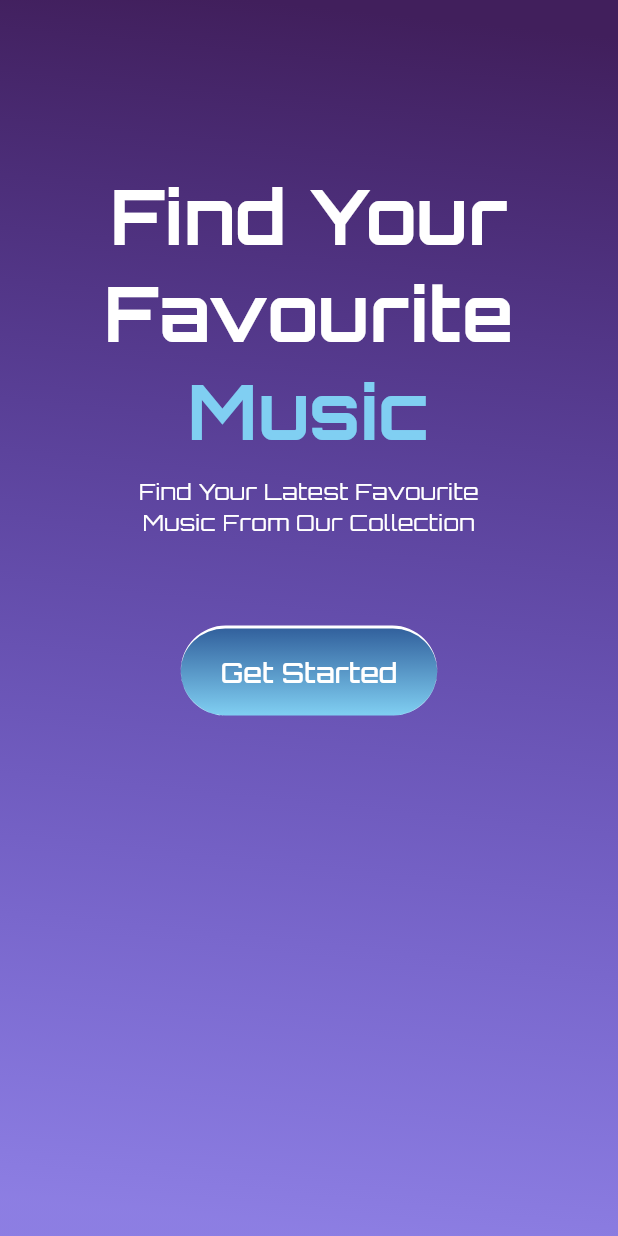
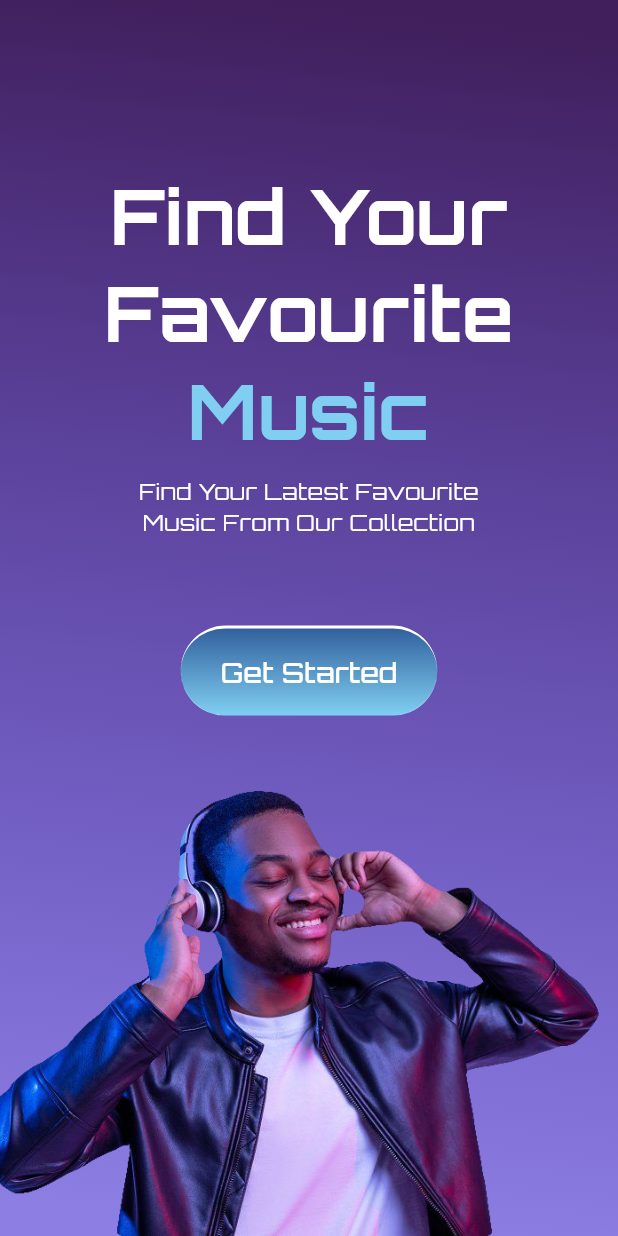
Before and after one commit to MeladShawky/Music-app, a Flutter app: the screen it shows after launch, on a phone screen of 412 x 824 dp. Run offline on Flutter 3.47's test engine with Material 3 defaults, Android fonts, the phone set to English and light mode, and no system bars.

Commit message:
desing on boarding page part 6 add image of on boarding page

```diff
--- a/lib/core/resources/assets_manger.dart
+++ b/lib/core/resources/assets_manger.dart
@@ -1,4 +1,5 @@
 class AssetsManger{
   static const pathImage='assets/images';
   static const logo='$pathImage/logo.png';
+  static const music='$pathImage/music.png';
 }
--- a/lib/features/on_boarding/screens/on_boarding_screen.dart
+++ b/lib/features/on_boarding/screens/on_boarding_screen.dart
@@ -1,7 +1,9 @@
 import 'package:flutter/material.dart';
 import 'package:music_app/core/resources/alignment_mangers.dart';
+import 'package:music_app/core/resources/assets_manger.dart';
 import 'package:music_app/core/resources/color_mangers.dart';
 import 'package:music_app/core/resources/height_values_mangers.dart';
+import 'package:music_app/core/resources/string_values.dart';
 import 'package:music_app/features/on_boarding/widgets/custom_button_on_boading_page.dart';
 import 'package:music_app/features/on_boarding/widgets/custom_sub_title_on_boarding_page.dart';
 import 'package:music_app/features/on_boarding/widgets/custom_title_on_boarding_page.dart';
@@ -33,7 +35,8 @@ class OnBoardingScreen extends StatelessWidget {
             SizedBox(height: HeightValuesMangers.h11),
             CustomSubTitleOnBoardingPage(),
             SizedBox(height: 58),
-            CustomButtonOnBoardingPage(),
+            CustomButtonOnBoardingPage(onPressed: (){}, text: StringValues.get_started,),
+            Expanded(child: Image(image: AssetImage(AssetsManger.music),fit: BoxFit.cover,))
           ],
         ),
       ),
--- a/lib/features/on_boarding/widgets/custom_button_on_boading_page.dart
+++ b/lib/features/on_boarding/widgets/custom_button_on_boading_page.dart
@@ -8,12 +8,15 @@ import 'package:music_app/core/resources/width_values_mangers.dart';
 
 class CustomButtonOnBoardingPage extends StatelessWidget {
   const CustomButtonOnBoardingPage({
-    super.key,
+    super.key, required this.onPressed, required this.text,
   });
 
+  final VoidCallback onPressed;
+  final String text;
   @override
   Widget build(BuildContext context) {
     return MaterialButton(
+      onPressed: onPressed,
       child: Container(
         alignment: Alignment.center,
         width: WidthValuesMangers.w171,
@@ -31,11 +34,10 @@ class CustomButtonOnBoardingPage extends StatelessWidget {
           ),
         ),
         child: Text(
-          StringValues.get_started,
+          text,
           style: TextStyle(color: ColorMangers.kWhite, fontSize: 18),
         ),
       ),
-      onPressed: () {},
     );
   }
 }
--- a/pubspec.yaml
+++ b/pubspec.yaml
@@ -59,8 +59,8 @@ flutter:
 
   # To add assets to your application, add an assets section, like this:
   assets:
-    - assets/images/logo.png
-  #   - images/a_dot_ham.jpeg
+    - assets/images/
+    #- assets/images/music.png
 
   # An image asset can refer to one or more resolution-specific "variants", see
   # https://flutter.dev/to/resolution-aware-images
```
